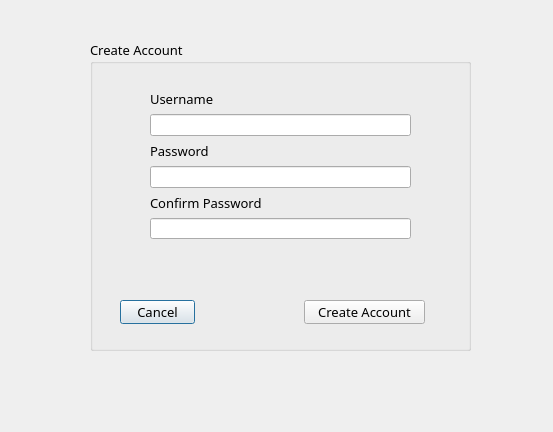
Above: createaccount.ui from luterofromtx/ActivityPlanner before the change. Below: the same form after it.
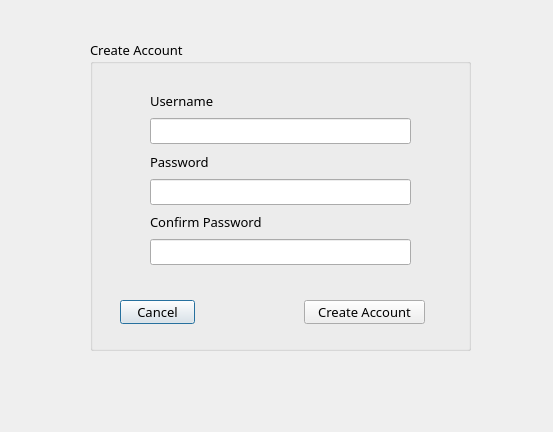
That is the form after the change.

Patch:
```diff
--- a/createaccount.ui
+++ b/createaccount.ui
@@ -66,7 +66,7 @@
       <x>60</x>
       <y>50</y>
       <width>261</width>
-      <height>149</height>
+      <height>175</height>
      </rect>
     </property>
     <layout class="QVBoxLayout" name="verticalLayout">
```
